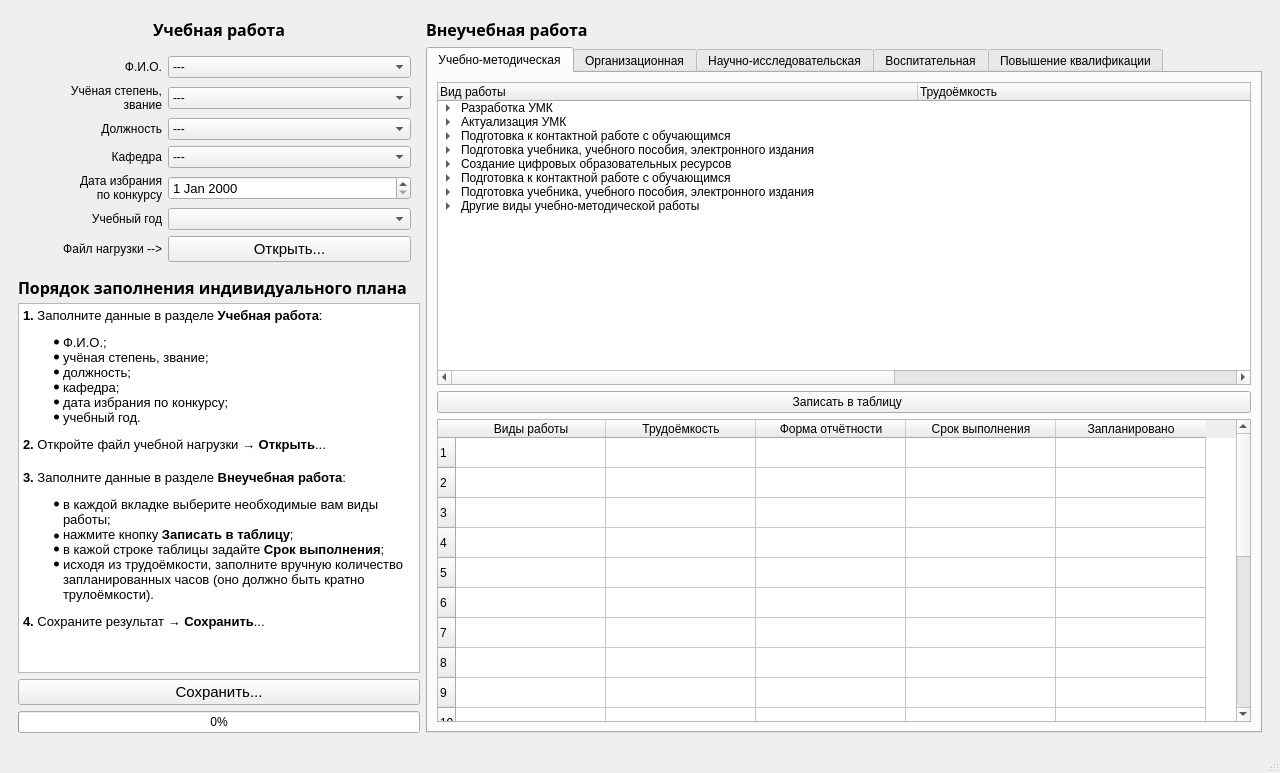
Old version of the form iplan-design.ui in the repository motor1n/iplan.
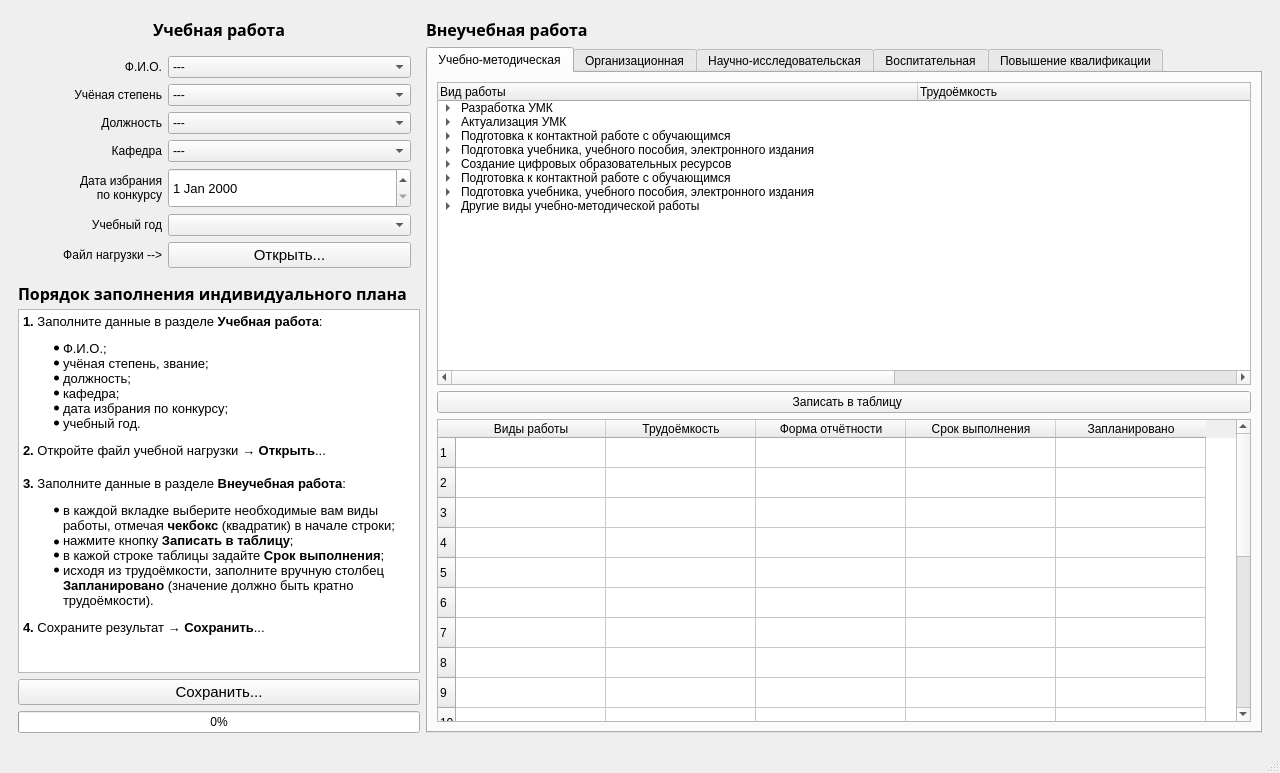
New version of the form. Icons and pictures are not drawn.

Commit message: Версия 0.0.4 на develop

The edit to the form file:
```diff
--- a/iplan-design.ui
+++ b/iplan-design.ui
@@ -3165,10 +3165,10 @@
 &lt;p style=&quot; margin-top:0px; margin-bottom:0px; margin-left:0px; margin-right:0px; -qt-block-indent:0; text-indent:0px;&quot;&gt;&lt;span style=&quot; font-weight:600;&quot;&gt;2.&lt;/span&gt; Откройте файл учебной нагрузки → &lt;span style=&quot; font-weight:600;&quot;&gt;Открыть&lt;/span&gt;...&lt;/p&gt;
 &lt;p style=&quot;-qt-paragraph-type:empty; margin-top:0px; margin-bottom:0px; margin-left:0px; margin-right:0px; -qt-block-indent:0; text-indent:0px; font-size:11pt;&quot;&gt;&lt;br /&gt;&lt;/p&gt;
 &lt;p style=&quot; margin-top:0px; margin-bottom:0px; margin-left:0px; margin-right:0px; -qt-block-indent:0; text-indent:0px;&quot;&gt;&lt;span style=&quot; font-weight:600;&quot;&gt;3.&lt;/span&gt; Заполните данные в разделе &lt;span style=&quot; font-weight:600;&quot;&gt;Внеучебная работа&lt;/span&gt;:&lt;/p&gt;
-&lt;ul style=&quot;margin-top: 0px; margin-bottom: 0px; margin-left: 0px; margin-right: 0px; -qt-list-indent: 1;&quot;&gt;&lt;li style=&quot;&quot; style=&quot; margin-top:12px; margin-bottom:0px; margin-left:0px; margin-right:0px; -qt-block-indent:0; text-indent:0px;&quot;&gt;в каждой вкладке выберите необходимые вам виды работы;&lt;/li&gt;&lt;/ul&gt;
+&lt;ul style=&quot;margin-top: 0px; margin-bottom: 0px; margin-left: 0px; margin-right: 0px; -qt-list-indent: 1;&quot;&gt;&lt;li style=&quot;&quot; style=&quot; margin-top:12px; margin-bottom:0px; margin-left:0px; margin-right:0px; -qt-block-indent:0; text-indent:0px;&quot;&gt;в каждой вкладке выберите необходимые вам виды работы, отмечая &lt;span style=&quot; font-weight:600;&quot;&gt;чекбокс&lt;/span&gt; (квадратик) в начале строки;&lt;/li&gt;&lt;/ul&gt;
 &lt;ul style=&quot;margin-top: 0px; margin-bottom: 0px; margin-left: 0px; margin-right: 0px; -qt-list-indent: 1;&quot;&gt;&lt;li style=&quot; font-size:11pt;&quot; style=&quot; margin-top:0px; margin-bottom:0px; margin-left:0px; margin-right:0px; -qt-block-indent:0; text-indent:0px;&quot;&gt;&lt;span style=&quot; font-size:10pt;&quot;&gt;нажмите кнопку &lt;/span&gt;&lt;span style=&quot; font-size:10pt; font-weight:600;&quot;&gt;Записать в таблицу&lt;/span&gt;&lt;span style=&quot; font-size:10pt;&quot;&gt;;&lt;/span&gt;&lt;/li&gt;
 &lt;li style=&quot;&quot; style=&quot; margin-top:0px; margin-bottom:0px; margin-left:0px; margin-right:0px; -qt-block-indent:0; text-indent:0px;&quot;&gt;в кажой строке таблицы задайте &lt;span style=&quot; font-weight:600;&quot;&gt;Срок выполнения&lt;/span&gt;;&lt;/li&gt;&lt;/ul&gt;
-&lt;ul style=&quot;margin-top: 0px; margin-bottom: 0px; margin-left: 0px; margin-right: 0px; -qt-list-indent: 1;&quot;&gt;&lt;li style=&quot;&quot; style=&quot; margin-top:0px; margin-bottom:12px; margin-left:0px; margin-right:0px; -qt-block-indent:0; text-indent:0px;&quot;&gt;исходя из трудоёмкости, заполните вручную количество запланированных часов (оно должно быть кратно трулоёмкости).&lt;/li&gt;&lt;/ul&gt;
+&lt;ul style=&quot;margin-top: 0px; margin-bottom: 0px; margin-left: 0px; margin-right: 0px; -qt-list-indent: 1;&quot;&gt;&lt;li style=&quot;&quot; style=&quot; margin-top:0px; margin-bottom:12px; margin-left:0px; margin-right:0px; -qt-block-indent:0; text-indent:0px;&quot;&gt;исходя из трудоёмкости, заполните вручную столбец &lt;span style=&quot; font-weight:600;&quot;&gt;Запланировано&lt;/span&gt; (значение должно быть кратно трудоёмкости).&lt;/li&gt;&lt;/ul&gt;
 &lt;p style=&quot; margin-top:0px; margin-bottom:0px; margin-left:0px; margin-right:0px; -qt-block-indent:0; text-indent:0px;&quot;&gt;&lt;span style=&quot; font-weight:600;&quot;&gt;4.&lt;/span&gt; Сохраните результат → &lt;span style=&quot; font-weight:600;&quot;&gt;Сохранить&lt;/span&gt;...&lt;/p&gt;
 &lt;p style=&quot;-qt-paragraph-type:empty; margin-top:0px; margin-bottom:0px; margin-left:0px; margin-right:0px; -qt-block-indent:0; text-indent:0px; font-size:11pt;&quot;&gt;&lt;br /&gt;&lt;/p&gt;&lt;/body&gt;&lt;/html&gt;</string>
          </property>
@@ -3368,8 +3368,7 @@
           <item row="1" column="0">
            <widget class="QLabel" name="lbl2">
             <property name="text">
-             <string>Учёная степень,
-звание</string>
+             <string>Учёная степень</string>
             </property>
             <property name="alignment">
              <set>Qt::AlignRight|Qt::AlignTrailing|Qt::AlignVCenter</set>
@@ -3486,6 +3485,12 @@
           </item>
           <item row="4" column="1">
            <widget class="QDateEdit" name="de">
+            <property name="minimumSize">
+             <size>
+              <width>0</width>
+              <height>40</height>
+             </size>
+            </property>
             <property name="font">
              <font>
               <pointsize>10</pointsize>
```
Left out of the diff: 26 changed lines with no effect on the pictures. The commit also changes 2 other files.
